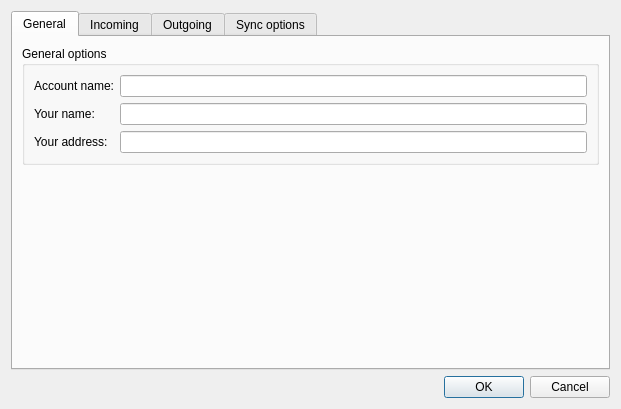
The window that src/plugins/snails/accountconfigdialog.ui (0xd34df00d/leechcraft) describes before a commit, drawn with Qt 5.
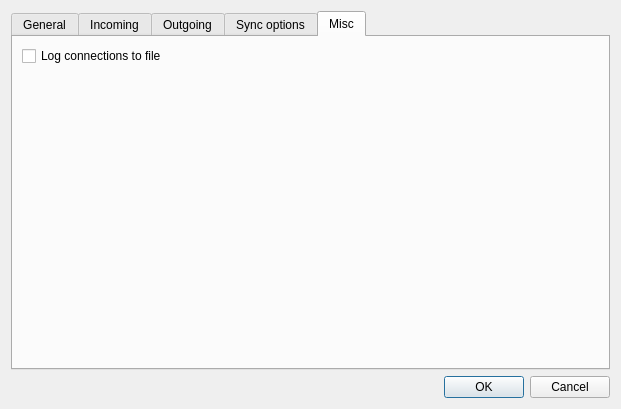
The same window after the commit. The open tabs and pages were chosen to show the change.

Commit message: [Snails] Added an option to log connections to file.

The edit to the form file:
```diff
--- a/src/plugins/snails/accountconfigdialog.ui
+++ b/src/plugins/snails/accountconfigdialog.ui
@@ -447,6 +447,20 @@
        </item>
       </layout>
      </widget>
+     <widget class="QWidget" name="tab_3">
+      <attribute name="title">
+       <string>Misc</string>
+      </attribute>
+      <layout class="QFormLayout" name="formLayout_8">
+       <item row="0" column="0">
+        <widget class="QCheckBox" name="LogConnectionsToFile_">
+         <property name="text">
+          <string>Log connections to file</string>
+         </property>
+        </widget>
+       </item>
+      </layout>
+     </widget>
     </widget>
    </item>
    <item>
```
The commit also changes 4 other files.
